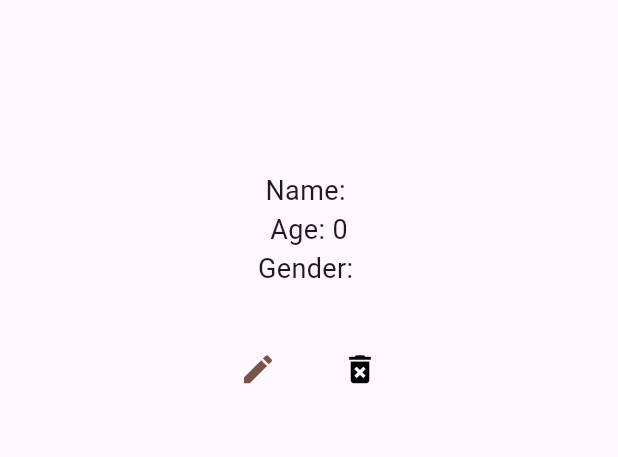
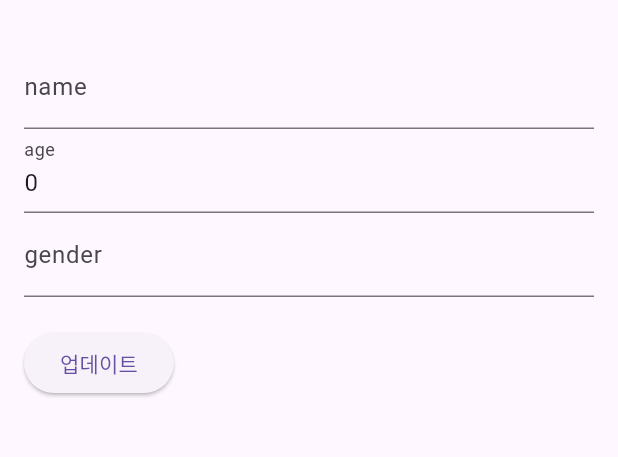
Before and after one commit to flutteam/firebase_getset_userdata, a Flutter app: the UserDetailsScreen screen opened directly with empty values, after a tap on the "mode edit" icon, on a phone screen of 412 x 824 dp, the part 63-520 px from its top. Run offline on Flutter 3.47's test engine with Material 3 defaults, Android fonts, the phone set to English and light mode, and no system bars; our stand-ins replace cloud_firestore, firebase_core; accounts and stored records are empty.

Commit message:
implement update UserData Screen

```diff
--- a/lib/get_data/get_screen.dart
+++ b/lib/get_data/get_screen.dart
@@ -1,5 +1,6 @@
 import 'package:cloud_firestore/cloud_firestore.dart';
 import 'package:firebase_getset_userdata/get_data/get_model.dart';
+import 'package:firebase_getset_userdata/get_data/get_user_detail_screen.dart';
 import 'package:flutter/material.dart';
 
 class GetScreen extends StatelessWidget {
@@ -39,6 +40,7 @@ class GetScreen extends StatelessWidget {
                           "name": doc["name"] ?? "Error name",
                           "age": doc["age"] ?? "Error age",
                           "gender": doc["gender"] ?? "Error gender",
+                          "docRef": doc.reference,
                         })
                     .toList();
 
@@ -111,68 +113,3 @@ class PersonContainer extends StatelessWidget {
     );
   }
 }
-
-class UserDetailsScreen extends StatelessWidget {
-  final Map<String, dynamic> userData;
-
-  const UserDetailsScreen({required this.userData, Key? key}) : super(key: key);
-
-  void modifyButtonOnTap() {}
-
-  void updateButtonOnTap() {}
-
-  @override
-  Widget build(BuildContext context) {
-    return Scaffold(
-      appBar: AppBar(
-        title: const Text("User Details"),
-      ),
-      body: Column(
-        children: [
-          const SizedBox(
-            height: 100,
-          ),
-          Text("Name: ${userData["name"] ?? "Error name"}",
-              style: const TextStyle(
-                fontSize: 18,
-              )),
-          Text("Age: ${userData["age"] ?? "Error age"}",
-              style: const TextStyle(
-                fontSize: 18,
-              )),
-          Text("Gender: ${userData["gender"] ?? "Error gender"}",
-              style: const TextStyle(
-                fontSize: 18,
-              )),
-          const SizedBox(
-            height: 30,
-          ),
-          Row(
-            mainAxisAlignment: MainAxisAlignment.center,
-            children: [
-              IconButton(
-                onPressed: modifyButtonOnTap,
-                icon: const Icon(
-                  Icons.mode_edit,
-                  size: 25,
-                  color: Colors.brown,
-                ),
-              ),
-              const SizedBox(
-                width: 20,
-              ),
-              IconButton(
-                onPressed: updateButtonOnTap,
-                icon: const Icon(
-                  Icons.delete_forever,
-                  size: 25,
-                  color: Colors.black,
-                ),
-              ),
-            ],
-          ),
-        ],
-      ),
-    );
-  }
-}
--- /dev/null
+++ b/lib/get_data/get_user_detail_screen.dart
@@ -0,0 +1,83 @@
+import 'package:cloud_firestore/cloud_firestore.dart';
+import 'package:firebase_getset_userdata/update_data/update_screen.dart';
+import 'package:flutter/material.dart';
+
+class UserDetailsScreen extends StatefulWidget {
+  Map<String, dynamic> userData;
+
+  UserDetailsScreen({required this.userData, Key? key}) : super(key: key);
+
+  @override
+  State<UserDetailsScreen> createState() => _UserDetailsScreenState();
+}
+
+class _UserDetailsScreenState extends State<UserDetailsScreen> {
+  Future<void> modifyButtonOnTap(BuildContext context) async {
+    Map<String, dynamic>? newUserData = await Navigator.push(
+      context,
+      MaterialPageRoute(
+        builder: (context) => UpdateScreen(userData: widget.userData),
+      ),
+    );
+    if (newUserData != null) {
+      setState(() {
+        widget.userData = newUserData;
+      });
+    }
+  }
+
+  @override
+  Widget build(BuildContext context) {
+    return Scaffold(
+      appBar: AppBar(
+        title: const Text("User Details"),
+      ),
+      body: Column(
+        children: [
+          const SizedBox(
+            height: 100,
+          ),
+          Text("Name: ${widget.userData["name"] ?? "Error name"}",
+              style: const TextStyle(
+                fontSize: 18,
+              )),
+          Text("Age: ${widget.userData["age"] ?? "Error age"}",
+              style: const TextStyle(
+                fontSize: 18,
+              )),
+          Text("Gender: ${widget.userData["gender"] ?? "Error gender"}",
+              style: const TextStyle(
+                fontSize: 18,
+              )),
+          const SizedBox(
+            height: 30,
+          ),
+          Row(
+            mainAxisAlignment: MainAxisAlignment.center,
+            children: [
+              IconButton(
+                onPressed: () => modifyButtonOnTap(context),
+                icon: const Icon(
+                  Icons.mode_edit,
+                  size: 25,
+                  color: Colors.brown,
+                ),
+              ),
+              const SizedBox(
+                width: 20,
+              ),
+              // IconButton(
+              //   // onPressed: () => updateButtonOnTap(context),
+              //   icon: const Icon(
+              //     Icons.delete_forever,
+              //     size: 25,
+              //     color: Colors.black,
+              //   ),
+              // ),
+            ],
+          ),
+        ],
+      ),
+    );
+  }
+}
--- /dev/null
+++ b/lib/update_data/update_screen.dart
@@ -0,0 +1,100 @@
+import 'package:cloud_firestore/cloud_firestore.dart';
+import 'package:flutter/material.dart';
+
+class UpdateScreen extends StatelessWidget {
+  Map<String, dynamic> userData;
+
+  String newName = "";
+
+  int newAge = 0;
+
+  String newGender = "";
+
+  UpdateScreen({super.key, required this.userData});
+
+  void _updateUserInformation(
+      {required String newName,
+      required int newAge,
+      required String newGender,
+      required BuildContext context}) async {
+    // 'user' 컬렉션에서 해당 사용자의 문서 가져오기
+    DocumentReference docRef = userData["docRef"];
+
+    DocumentSnapshot userSnapshot = await docRef.get();
+    // 문서가 존재하는지 확인
+    if (userSnapshot.exists) {
+      print("사용자 정보 업데이트 중...");
+
+      // Firebase 'user' 컬렉션에서 해당 사용자의 문서를 업데이트
+      await docRef.update({
+        "name": newName,
+        "age": newAge,
+        "gender": newGender,
+      }).then((_) {
+        // 업데이트가 성공하면 이전 화면으로 이동
+        Navigator.pop(context, {
+          "name": newName,
+          "age": newAge,
+          "gender": newGender,
+        });
+        print("사용자 정보가 업데이트되었습니다");
+      }).catchError((error) {
+        // 업데이트 중 에러가 발생하면 처리할 로직을 구현할 수 있습니다.
+        print("사용자 정보 업데이트 중 오류 발생: $error");
+      });
+    } else {
+      print("문서를 찾을 수 없습니다. 사용자 정보 업데이트 불가능");
+    }
+  }
+
+  @override
+  Widget build(BuildContext context) {
+    return Scaffold(
+      appBar: AppBar(
+        title: const Text("User Details"),
+      ),
+      body: Padding(
+        padding: const EdgeInsets.all(16.0),
+        child: Column(
+          crossAxisAlignment: CrossAxisAlignment.start,
+          children: [
+            TextFormField(
+              initialValue: userData["name"] ?? "",
+              decoration: const InputDecoration(labelText: "name"),
+              onChanged: (value) {
+                newName = value;
+              },
+            ),
+            TextFormField(
+              initialValue: userData["age"].toString(),
+              decoration: const InputDecoration(labelText: "age"),
+              keyboardType: TextInputType.number,
+              onChanged: (value) {
+                newAge = int.parse(value);
+              },
+            ),
+            TextFormField(
+              initialValue: userData["gender"] ?? "",
+              decoration: const InputDecoration(labelText: "gender"),
+              onChanged: (value) {
+                newGender = value;
+              },
+            ),
+            const SizedBox(height: 20),
+            ElevatedButton(
+              onPressed: () {
+                // 업데이트 실행;
+                _updateUserInformation(
+                    newName: newName,
+                    newAge: newAge,
+                    newGender: newGender,
+                    context: context);
+              },
+              child: const Text("업데이트"),
+            ),
+          ],
+        ),
+      ),
+    );
+  }
+}
```
Also changed, not shown: 1 other file.
